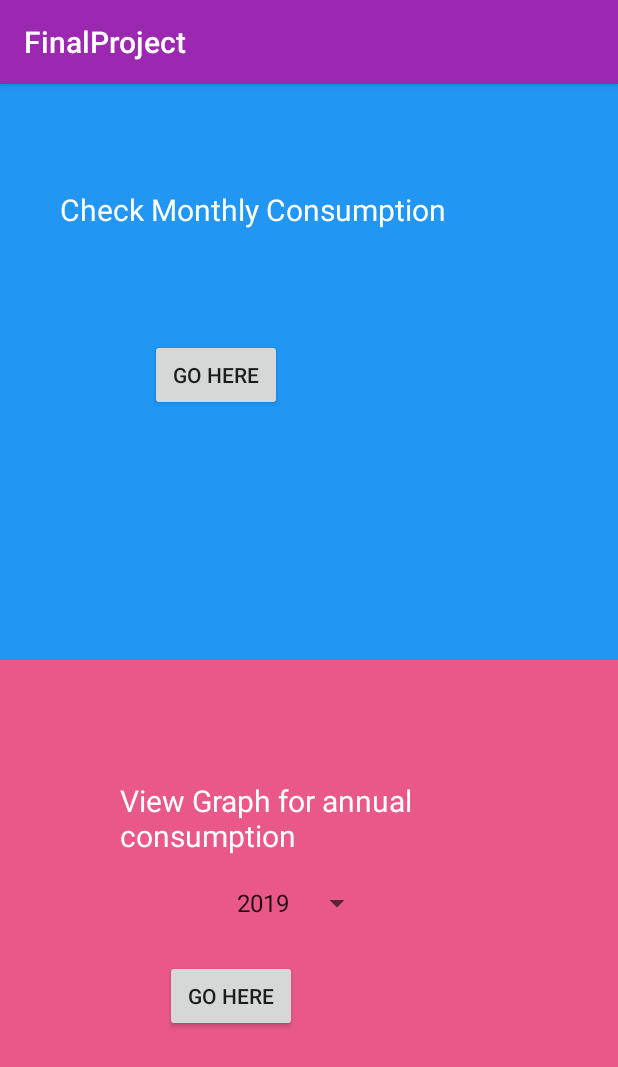
After one commit to sakshiagarwal73/AndroidSmartMeterApp, an Android app: the ElecDetails screen opened directly, with no data from a screen before it, on a phone screen of 412 x 824 dp. The commit adds this screen. Shown: the top 1067 px of the screen. Run offline under Robolectric (Android 15) with nearby library versions, the phone set to English and light mode, and no system bars.

Commit message:
graph not working

```diff
--- a/app/src/main/AndroidManifest.xml
+++ b/app/src/main/AndroidManifest.xml
@@ -9,10 +9,12 @@
         android:roundIcon="@mipmap/ic_launcher_round"
         android:supportsRtl="true"
         android:theme="@style/AppTheme">
-        <activity android:name=".ConsumptionActivity">
+        <activity android:name=".ElecDetails">
 
         </activity>
-        <activity android:name=".EnergySavingTips"></activity>
+        <activity android:name=".GraphActivity" />
+        <activity android:name=".ConsumptionActivity" />
+        <activity android:name=".EnergySavingTips" />
         <activity android:name=".OptionsDisplay" />
         <activity android:name=".change_password" />
         <activity android:name=".LoginActivity">
--- /dev/null
+++ b/app/src/main/java/com/example/finalproject/ElecDetails.java
@@ -0,0 +1,80 @@
+package com.example.finalproject;
+
+import android.content.Intent;
+import android.support.v7.app.AppCompatActivity;
+import android.os.Bundle;
+import android.util.Log;
+import android.view.View;
+import android.widget.AdapterView;
+import android.widget.ArrayAdapter;
+import android.widget.Button;
+import android.widget.Spinner;
+import android.widget.TextView;
+import android.widget.Toast;
+
+public class ElecDetails extends AppCompatActivity implements AdapterView.OnItemSelectedListener {
+
+    TextView tv1,tv2;
+    Button btn1,btn2;
+    Spinner spinner;
+    String year;
+    ArrayAdapter<CharSequence> adapter;
+    Intent is;
+    String id;
+    Intent is2;
+
+
+    @Override
+    protected void onCreate(Bundle savedInstanceState) {
+        super.onCreate(savedInstanceState);
+        setContentView(R.layout.activity_elec_details);
+
+        is = getIntent();
+        id = is.getStringExtra("user");
+
+        tv1 = findViewById(R.id.tv1);
+        tv2 = findViewById(R.id.tv2);
+        btn1 = findViewById(R.id.btn1);
+        btn2 = findViewById(R.id.btn2);
+        spinner = findViewById(R.id.spinner);
+
+        spinner = (Spinner)findViewById(R.id.spinner);
+        adapter = ArrayAdapter.createFromResource(ElecDetails.this,R.array.years,android.R.layout.simple_spinner_item);
+        adapter.setDropDownViewResource(android.R.layout.simple_spinner_dropdown_item);
+        spinner.setAdapter(adapter);
+        spinner.setOnItemSelectedListener((AdapterView.OnItemSelectedListener) this);
+
+        Log.d("In ElecDetails","Year is: " + year);
+        //Toast.makeText(getApplicationContext(),"year is" + year,Toast.LENGTH_LONG);
+        btn2.setOnClickListener(new View.OnClickListener() {
+            @Override
+            public void onClick(View v) {
+                Log.d("buttonIn ElecDetails","Year is: " + year);
+                Log.d("buttonIn ElecDetails","id is: " + id);
+                is2 = new Intent(ElecDetails.this,GraphActivity.class);
+                Bundle extras  = new Bundle();
+                extras.putString("user",id);
+                extras.putString("year",year);
+                is2.putExtras(extras);
+                startActivity(is2);
+                finish();
+            }
+        });
+    }
+
+    @Override
+    public void onItemSelected(AdapterView<?> parent, View view, int position, long id) {
+
+        ArrayAdapter<CharSequence> yearadapter = (ArrayAdapter<CharSequence>) parent.getAdapter();
+        year = parent.getItemAtPosition(position).toString();
+        yearadapter.notifyDataSetChanged();
+        //Log.d("In ElecDetails","Year is: " + year);
+    }
+
+    @Override
+    public void onNothingSelected(AdapterView<?> parent) {
+
+    }
+
+
+}
--- a/app/src/main/java/com/example/finalproject/LoginActivity.java
+++ b/app/src/main/java/com/example/finalproject/LoginActivity.java
@@ -92,10 +92,10 @@ public class LoginActivity extends AppCompatActivity {
                                     ispresent[0] = true;
                                     Log.d("Inside Data Write", "onDataChange: pwd match ");
                                     //Toast.makeText(LoginActivity.this, "pwd match", Toast.LENGTH_SHORT).show();
-                                    Intent i = new Intent(LoginActivity.this, ConsumptionActivity.class);
-                                           /* .setFlags(Intent.FLAG_ACTIVITY_CLEAR_TOP)
+                                    Intent i = new Intent(LoginActivity.this, ElecDetails.class)
+                                            .setFlags(Intent.FLAG_ACTIVITY_CLEAR_TOP)
                                             .setFlags(Intent.FLAG_ACTIVITY_NEW_TASK)
-                                            .setFlags(Intent.FLAG_ACTIVITY_CLEAR_TASK);*/
+                                            .setFlags(Intent.FLAG_ACTIVITY_CLEAR_TASK);
                                     /*Bundle extras  = new Bundle();
                                     extras.putString("user",user[0]);
                                     extras.putString("password",userpassword);*/
--- /dev/null
+++ b/app/src/main/res/layout/activity_elec_details.xml
@@ -0,0 +1,63 @@
+<?xml version="1.0" encoding="utf-8"?>
+<LinearLayout xmlns:android="http://schemas.android.com/apk/res/android"
+    xmlns:app="http://schemas.android.com/apk/res-auto"
+    xmlns:tools="http://schemas.android.com/tools"
+    android:layout_width="match_parent"
+    android:layout_height="match_parent"
+    tools:context=".ElecDetails"
+    android:orientation="vertical">
+
+    <RelativeLayout
+        android:layout_weight=".5"
+        android:layout_width="match_parent"
+        android:layout_height="match_parent"
+        android:background="#2196F3">
+        <TextView
+            android:id="@+id/tv1"
+            android:text="Check Monthly Consumption"
+            android:textSize="20sp"
+            android:layout_marginLeft="40dp"
+            android:textColor="#ffffff"
+            android:layout_marginTop="70dp"
+            android:layout_width="wrap_content"
+            android:layout_height="wrap_content" />
+        <Button
+            android:id="@+id/btn1"
+            android:text="Go Here"
+            android:layout_marginTop="170dp"
+            android:layout_marginLeft="100dp"
+            android:layout_width="wrap_content"
+            android:layout_height="wrap_content" />
+    </RelativeLayout>
+
+    <RelativeLayout
+        android:layout_weight=".5"
+        android:layout_width="match_parent"
+        android:layout_height="match_parent"
+        android:background="#E95888">
+        <TextView
+            android:id="@+id/tv2"
+            android:text="View Graph for annual     consumption"
+            android:textSize="20sp"
+            android:textColor="#ffffff"
+            android:layout_marginLeft="80dp"
+            android:layout_marginTop="80dp"
+            android:layout_width="wrap_content"
+            android:layout_height="wrap_content" />
+
+        <Spinner
+            android:id="@+id/spinner"
+            android:layout_width="wrap_content"
+            android:layout_height="wrap_content"
+            android:layout_marginLeft="150dp"
+            android:layout_marginTop="150dp"></Spinner>
+        <Button
+            android:id="@+id/btn2"
+            android:text="Go Here"
+            android:layout_marginTop="200dp"
+            android:layout_marginLeft="110dp"
+            android:layout_width="wrap_content"
+            android:layout_height="wrap_content" />
+    </RelativeLayout>
+
+</LinearLayout>
--- a/app/src/main/res/values/colors.xml
+++ b/app/src/main/res/values/colors.xml
@@ -1,6 +1,6 @@
 <?xml version="1.0" encoding="utf-8"?>
 <resources>
-    <color name="colorPrimary">#008577</color>
-    <color name="colorPrimaryDark">#00574B</color>
-    <color name="colorAccent">#D81B60</color>
+     <color name="colorPrimary">#9C27B0</color>
+    <color name="colorPrimaryDark">#7B1FA2</color>
+    <color name="colorAccent">#03A9F4</color>
 </resources>
--- a/app/src/main/res/values/strings.xml
+++ b/app/src/main/res/values/strings.xml
@@ -12,7 +12,4 @@
     </string>
 
 
-
-
-
 </resources>
```
Also changed, not shown: app/build.gradle (+7 -0 lines), app/src/main/java/com/example/finalproject/ConsumptionActivity.java (+17 -64 lines), app/src/main/java/com/example/finalproject/GraphActivity.java (added, +153 -0 lines), app/src/main/res/layout/activity_consumption.xml (+7 -4 lines), app/src/main/res/layout/activity_graph.xml (added, +17 -0 lines), build.gradle (line endings or trailing spaces).
